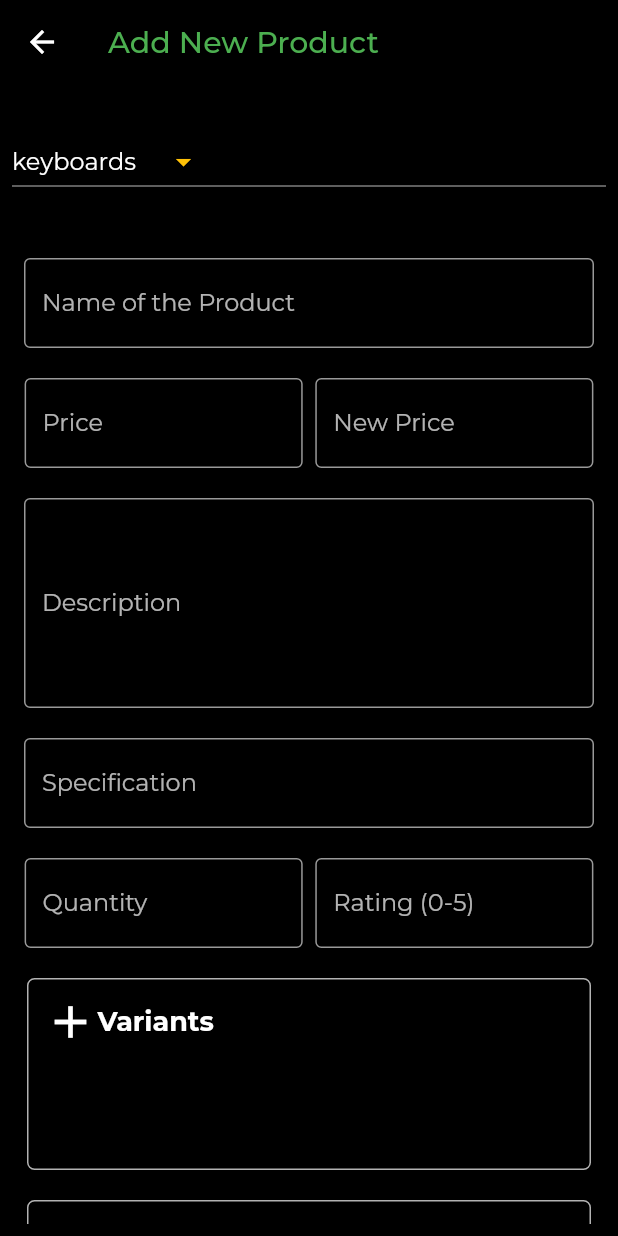
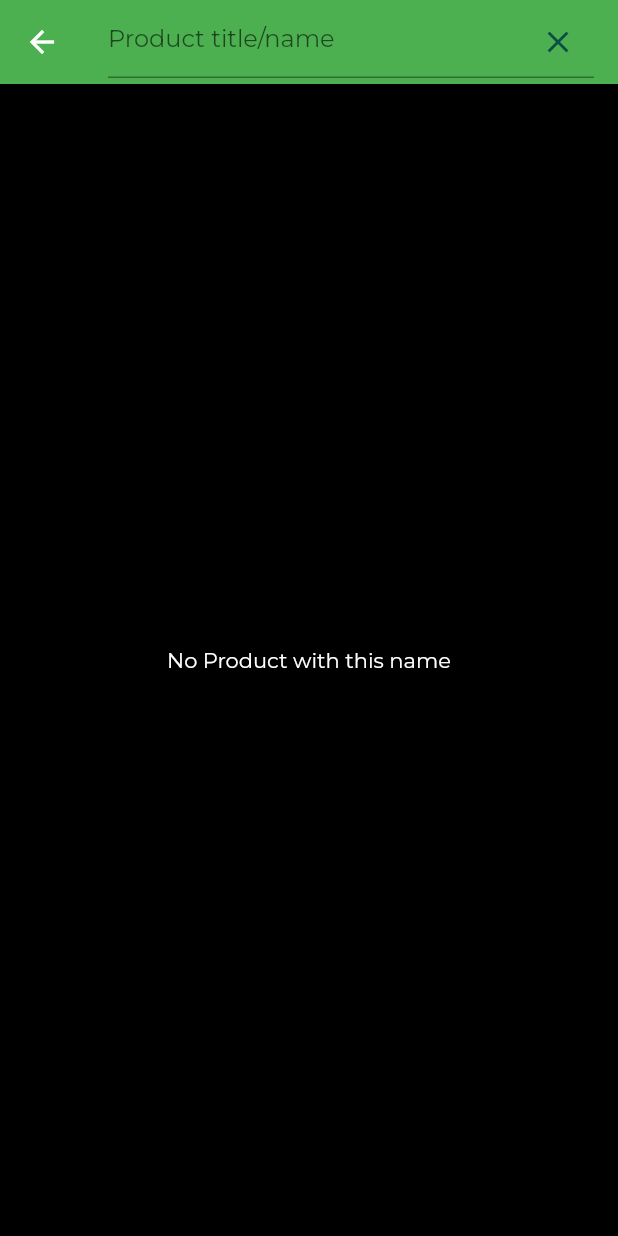
Before and after one commit to safder2000/razer_admin, a Flutter app: the screen it shows after launch, after a tap on the "search" icon, on a phone screen of 412 x 824 dp. Run offline on Flutter 3.47's test engine with Material 2 defaults, Android fonts, the phone set to English and light mode, and no system bars; our stand-ins replace bloc, carousel_slider, cloud_firestore, firebase_core, firebase_storage, flutter_bloc and 3 more; accounts and stored records are empty.

Commit message:
search done..  order section pending

```diff
--- /dev/null
+++ b/lib/application/search/search_event.dart
@@ -0,0 +1,9 @@
+part of 'search_bloc.dart';
+
+@immutable
+abstract class SearchEvent {}
+
+class SearchSong extends SearchEvent {
+  SearchSong({required this.search_text});
+  String search_text;
+}
--- /dev/null
+++ b/lib/application/search/search_state.dart
@@ -0,0 +1,14 @@
+part of 'search_bloc.dart';
+
+@immutable
+class SearchState {
+  SearchState({required this.productList});
+  List<Product> productList;
+}
+
+class InitialState extends SearchState {
+  InitialState()
+      : super(
+          productList: [],
+        );
+}
--- a/lib/main.dart
+++ b/lib/main.dart
@@ -5,6 +5,7 @@ import 'package:razer_admin/application/Validator/validator_bloc.dart';
 import 'package:razer_admin/application/add_product/add_product_bloc.dart';
 import 'package:razer_admin/application/edit_product/edit_product_bloc.dart';
 import 'package:razer_admin/application/main_bloc/main_page_bloc.dart';
+import 'package:razer_admin/application/search/search_bloc.dart';
 
 import 'package:razer_admin/presentation/home/main_screen.dart';
 import 'package:flutter_bloc/flutter_bloc.dart';
@@ -26,6 +27,7 @@ class MyApp extends StatelessWidget {
         BlocProvider(create: (ctx) => ValidatorBloc()),
         BlocProvider(create: (ctx) => EditProductBloc()),
         BlocProvider(create: (ctx) => MainPageBloc()),
+        BlocProvider(create: (ctx) => SearchBloc()),
       ],
       child: (MaterialApp(
         debugShowCheckedModeBanner: false,
--- a/lib/presentation/home/main_screen.dart
+++ b/lib/presentation/home/main_screen.dart
@@ -10,6 +10,7 @@ import 'package:razer_admin/core/constants.dart';
 import 'package:razer_admin/model/product_model.dart';
 import 'package:razer_admin/presentation/add_product/add_product_screen.dart';
 import 'package:razer_admin/presentation/home/widgets/listed_item.dart';
+import 'package:razer_admin/presentation/search/screen_search.dart';
 
 import '../../functions/read_products/read_products.dart';
 
@@ -35,7 +36,7 @@ class MainScreen extends StatelessWidget {
                       Navigator.push(
                         context,
                         MaterialPageRoute<void>(
-                          builder: (BuildContext context) => AddProduct(),
+                          builder: (BuildContext context) => ScreenSearch(),
                         ),
                       );
                     },
--- /dev/null
+++ b/lib/presentation/search/screen_search.dart
@@ -0,0 +1,65 @@
+import 'package:flutter/material.dart';
+import 'package:flutter/src/widgets/container.dart';
+import 'package:flutter/src/widgets/framework.dart';
+import 'package:flutter_bloc/flutter_bloc.dart';
+import 'package:razer_admin/application/search/search_bloc.dart';
+import 'package:razer_admin/presentation/home/widgets/listed_item.dart';
+
+import '../../model/product_model.dart';
+
+class ScreenSearch extends StatelessWidget {
+  ScreenSearch({super.key});
+  TextEditingController searchController = TextEditingController();
+
+  @override
+  Widget build(BuildContext context) {
+    return Scaffold(
+      appBar: AppBar(
+        backgroundColor: Colors.green,
+        title: TextField(
+          controller: searchController,
+          onChanged: (value) {
+            context.read<SearchBloc>().add(SearchSong(search_text: value));
+          },
+          decoration: InputDecoration(
+            hintText: 'Product title/name',
+            suffixIcon: IconButton(
+              onPressed: searchController.clear,
+              icon: Icon(
+                Icons.clear,
+                color: Color.fromARGB(222, 1, 64, 64),
+              ),
+            ),
+          ),
+        ),
+      ),
+      body: BlocBuilder<SearchBloc, SearchState>(
+        builder: (context, state) {
+          if (state.productList.isEmpty) {
+            return Center(
+              child: Text(
+                'No Product with this name',
+                style: TextStyle(color: Colors.white),
+              ),
+            );
+          } else {
+            return ListView.builder(
+              itemCount: state.productList.length,
+              itemBuilder: (BuildContext context, int index) {
+                return buildProduct(state.productList[index]);
+              },
+            );
+          }
+        },
+      ),
+    );
+  }
+
+  Widget buildProduct(Product product) => ListedItem(
+        title: product.name.isEmpty ? 'No title given' : product.name,
+        image: product.images.isEmpty
+            ? 'https://media.istockphoto.com/id/1325006592/photo/one-closed-cardboard-box.jpg?b=1&s=170667a&w=0&k=20&c=D0i7ktndB9WqzmK9QvwDpeaEkS7_gs6tJ4k_ZTh-bsI='
+            : product.images[0],
+        product: product,
+      );
+}
```
Also changed, not shown: lib/application/search/search_bloc.dart (added, +20 -0 lines), lib/functions/search_functions/search_function.dart (added, +31 -0 lines), lib/presentation/view_product/screen_buy_item.dart (+16 -14 lines).
